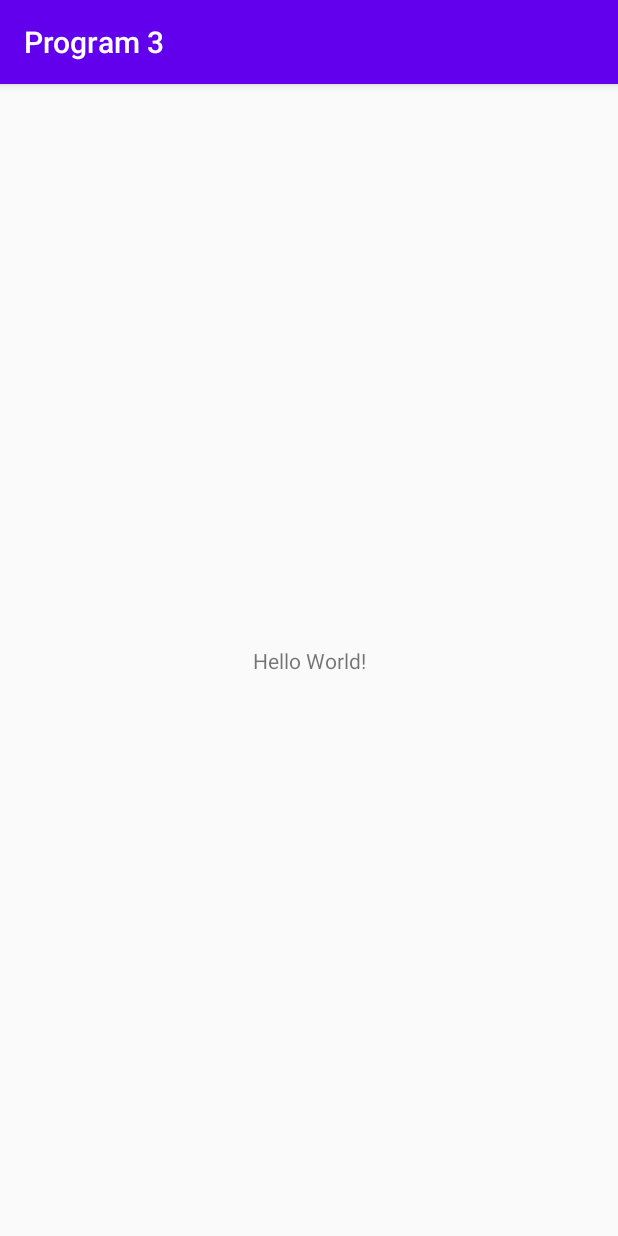
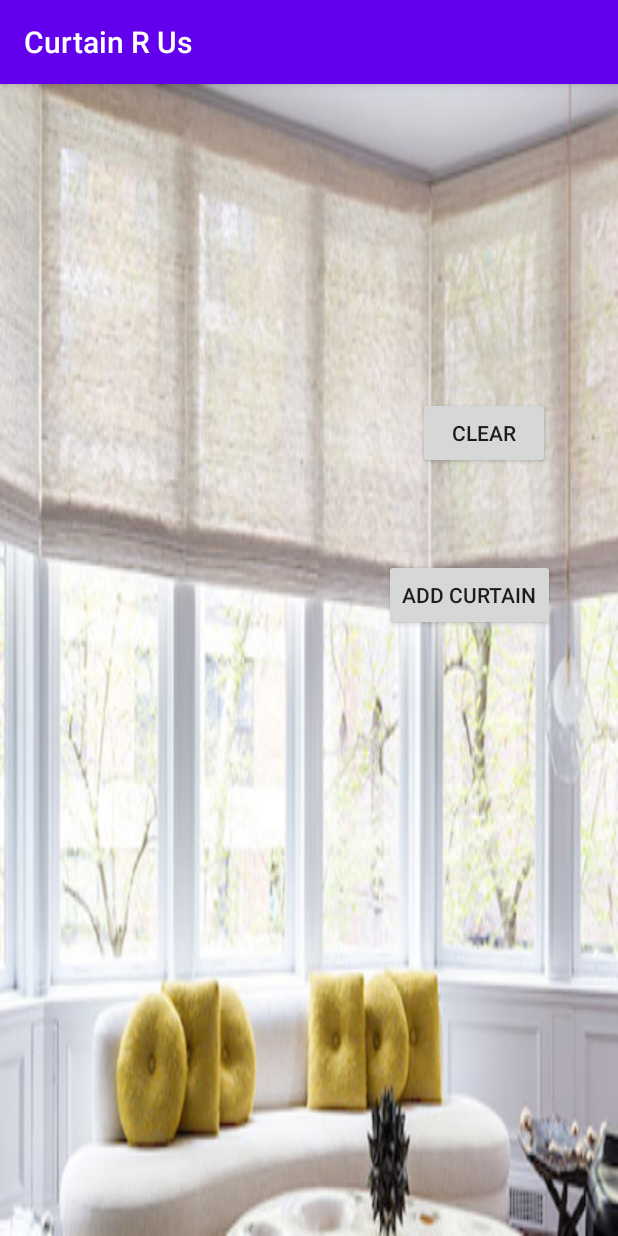
Before and after one commit to Programmer026/Android-Dev-Project, an Android app: the screen it shows after launch (MainActivity), on a phone screen of 412 x 824 dp. Run offline under Robolectric (Android 15) with nearby library versions, the phone set to English and light mode, and no system bars.

Commit message:
Update Program 3

```diff
--- a/Program3/app/build.gradle
+++ b/Program3/app/build.gradle
@@ -26,8 +26,10 @@ dependencies {
     implementation fileTree(dir: "libs", include: ["*.jar"])
     implementation 'androidx.appcompat:appcompat:1.2.0'
     implementation 'androidx.constraintlayout:constraintlayout:2.0.1'
+    implementation 'androidx.wear:wear:1.0.0'
     testImplementation 'junit:junit:4.12'
     androidTestImplementation 'androidx.test.ext:junit:1.1.2'
     androidTestImplementation 'androidx.test.espresso:espresso-core:3.3.0'
+    compileOnly 'com.google.android.wearable:wearable:2.5.0'
 
 }
--- a/Program3/app/src/main/AndroidManifest.xml
+++ b/Program3/app/src/main/AndroidManifest.xml
@@ -9,6 +9,7 @@
         android:roundIcon="@mipmap/ic_launcher_round"
         android:supportsRtl="true"
         android:theme="@style/AppTheme">
+        <activity android:name=".CurtainActivity"></activity>
         <activity android:name=".MainActivity">
             <intent-filter>
                 <action android:name="android.intent.action.MAIN" />
--- a/Program3/app/src/main/res/layout/activity_main.xml
+++ b/Program3/app/src/main/res/layout/activity_main.xml
@@ -4,15 +4,59 @@
     xmlns:tools="http://schemas.android.com/tools"
     android:layout_width="match_parent"
     android:layout_height="match_parent"
+    android:background="@drawable/window2"
     tools:context=".MainActivity">
 
     <TextView
+        android:id="@+id/displayCostTV"
         android:layout_width="wrap_content"
         android:layout_height="wrap_content"
-        android:text="Hello World!"
+        android:background="@android:color/background_dark"
+        android:textColor="@android:color/background_light"
         app:layout_constraintBottom_toBottomOf="parent"
+        app:layout_constraintHorizontal_bias="0.86"
         app:layout_constraintLeft_toLeftOf="parent"
         app:layout_constraintRight_toRightOf="parent"
+        app:layout_constraintTop_toBottomOf="@+id/curtainBTN"
+        app:layout_constraintVertical_bias="0.24000001" />
+
+    <Button
+        android:id="@+id/curtainBTN"
+        android:layout_width="wrap_content"
+        android:layout_height="wrap_content"
+        android:layout_marginTop="10dp"
+        android:onClick="calculateCost"
+        android:text="ADD CURTAIN"
+        app:layout_constraintBottom_toBottomOf="parent"
+        app:layout_constraintEnd_toEndOf="parent"
+        app:layout_constraintHorizontal_bias="0.86"
+        app:layout_constraintStart_toStartOf="parent"
+        app:layout_constraintTop_toBottomOf="@+id/clearBTN"
+        app:layout_constraintVertical_bias="0.110000014" />
+
+    <TextView
+        android:id="@+id/displayOrderTV"
+        android:layout_width="wrap_content"
+        android:layout_height="wrap_content"
+        android:background="@android:color/background_dark"
+        android:textColor="@android:color/background_light"
+        app:layout_constraintBottom_toTopOf="@+id/clearBTN"
+        app:layout_constraintEnd_toEndOf="parent"
+        app:layout_constraintHorizontal_bias="0.82"
+        app:layout_constraintStart_toStartOf="parent"
         app:layout_constraintTop_toTopOf="parent" />
 
+    <Button
+        android:id="@+id/clearBTN"
+        android:layout_width="wrap_content"
+        android:layout_height="wrap_content"
+        android:onClick="resetOrder"
+        android:text="CLEAR"
+        app:layout_constraintBottom_toBottomOf="parent"
+        app:layout_constraintEnd_toEndOf="parent"
+        app:layout_constraintHorizontal_bias="0.86"
+        app:layout_constraintStart_toStartOf="parent"
+        app:layout_constraintTop_toTopOf="parent"
+        app:layout_constraintVertical_bias="0.29000002" />
+
 </androidx.constraintlayout.widget.ConstraintLayout>
--- /dev/null
+++ b/Program3/app/src/main/res/values-round/strings.xml
@@ -0,0 +1,3 @@
+<resources>
+    <string name="hello_world">Hello Round World!</string>
+</resources>
```
Also changed, not shown: Program3/app/src/main/java/com/example/program3/CurtainActivity.java (added, +70 -0 lines), Program3/app/src/main/java/com/example/program3/MainActivity.java (+64 -1 lines), Program3/app/src/main/res/layout/activity_cutain2.xml (added, +71 -0 lines), Program3/app/src/main/res/values/dimens.xml (added, +15 -0 lines), Program3/app/src/main/res/values/strings.xml (+7 -1 lines), Program3/app/src/main/res/drawable-v24/window.jpeg (added), Program3/app/src/main/res/drawable-v24/window2.jpg (added).
